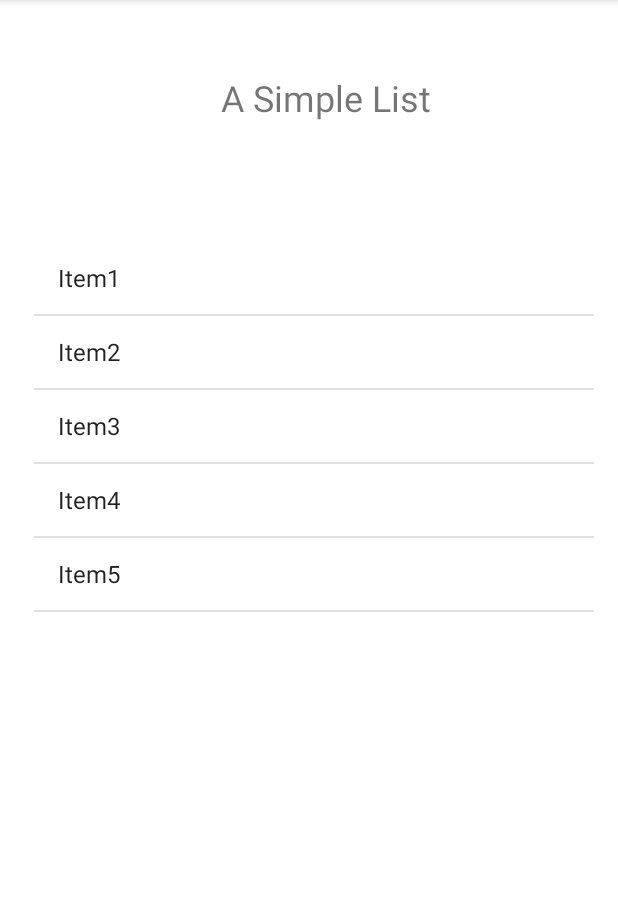
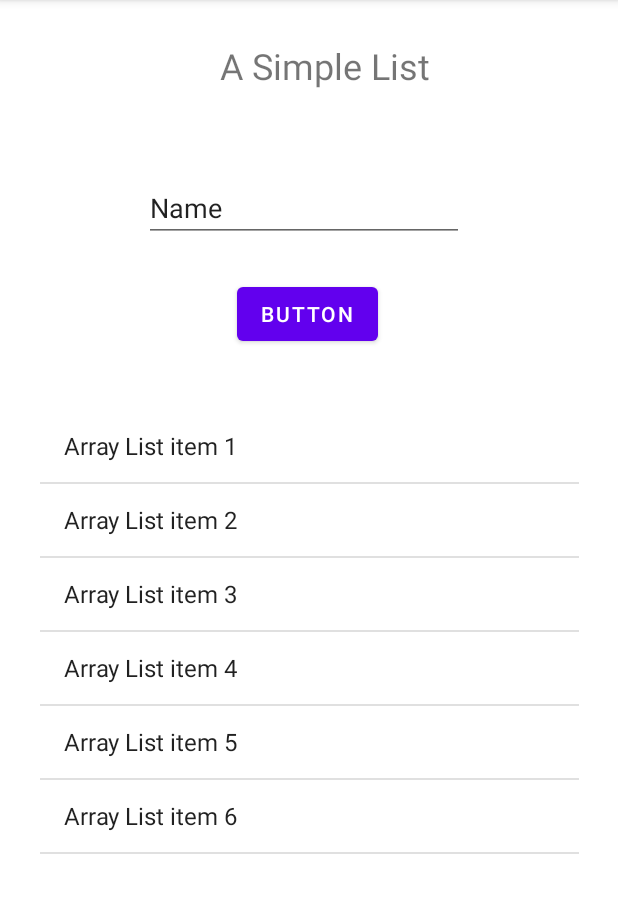
Before and after one commit to Anas428/Mobile_Computing_Progress, an Android app: the screen it shows after launch (MainActivity), on a phone screen of 412 x 824 dp, the part 84-997 px from its top. Run offline under Robolectric (Android 15) with nearby library versions, the phone set to English and light mode, and no system bars.

Commit message:
After Updation

```diff
--- a/Projects/Lec 9/Lists/app/src/main/java/com/example/lists/MainActivity.java
+++ b/Projects/Lec 9/Lists/app/src/main/java/com/example/lists/MainActivity.java
@@ -27,7 +27,7 @@ public class MainActivity extends AppCompatActivity {
         friendsList.add("Array List item 5");
         friendsList.add("Array List item 6");
 
-        ArrayAdapter<String> arrayAdapter = new ArrayAdapter<String>(this, android.R.layout.simple_list_item_1, friends);
+        ArrayAdapter<String> arrayAdapter = new ArrayAdapter<String>(this, android.R.layout.simple_list_item_1, friendsList);
         listView.setAdapter(arrayAdapter);
 
     }
--- a/Projects/Lec 9/Lists/app/src/main/res/layout/activity_main.xml
+++ b/Projects/Lec 9/Lists/app/src/main/res/layout/activity_main.xml
@@ -8,15 +8,12 @@
 
     <ListView
         android:id="@+id/myListView"
-        android:layout_width="373dp"
-        android:layout_height="465dp"
-        android:layout_marginTop="58dp"
-        android:layout_marginBottom="123dp"
-        app:layout_constraintBottom_toBottomOf="parent"
+        android:layout_width="359dp"
+        android:layout_height="413dp"
+        android:layout_marginTop="40dp"
         app:layout_constraintEnd_toEndOf="parent"
-        app:layout_constraintHorizontal_bias="0.578"
         app:layout_constraintStart_toStartOf="parent"
-        app:layout_constraintTop_toBottomOf="@+id/textView" />
+        app:layout_constraintTop_toBottomOf="@+id/button" />
 
     <TextView
         android:id="@+id/textView"
@@ -24,13 +21,45 @@
         android:layout_height="40dp"
         android:layout_marginStart="120dp"
         android:layout_marginLeft="120dp"
-        android:layout_marginTop="45dp"
+        android:layout_marginTop="24dp"
         android:layout_marginEnd="98dp"
         android:layout_marginRight="98dp"
         android:gravity="center_horizontal|center_vertical"
         android:text="A Simple List"
         android:textSize="24sp"
         app:layout_constraintEnd_toEndOf="parent"
+        app:layout_constraintHorizontal_bias="0.0"
         app:layout_constraintStart_toStartOf="parent"
         app:layout_constraintTop_toTopOf="parent" />
+
+    <EditText
+        android:id="@+id/editTextTextPersonName"
+        android:layout_width="wrap_content"
+        android:layout_height="wrap_content"
+        android:layout_marginStart="97dp"
+        android:layout_marginLeft="97dp"
+        android:layout_marginTop="52dp"
+        android:layout_marginEnd="104dp"
+        android:layout_marginRight="104dp"
+        android:ems="10"
+        android:inputType="textPersonName"
+        android:text="Name"
+        app:layout_constraintEnd_toEndOf="parent"
+        app:layout_constraintStart_toStartOf="parent"
+        app:layout_constraintTop_toBottomOf="@+id/textView" />
+
+    <Button
+        android:id="@+id/button"
+        android:layout_width="wrap_content"
+        android:layout_height="wrap_content"
+        android:layout_marginStart="158dp"
+        android:layout_marginLeft="158dp"
+        android:layout_marginTop="24dp"
+        android:layout_marginEnd="159dp"
+        android:layout_marginRight="159dp"
+        android:text="Button"
+        app:layout_constraintEnd_toEndOf="parent"
+        app:layout_constraintHorizontal_bias="0.0"
+        app:layout_constraintStart_toStartOf="parent"
+        app:layout_constraintTop_toBottomOf="@+id/editTextTextPersonName" />
 </androidx.constraintlayout.widget.ConstraintLayout>
```
